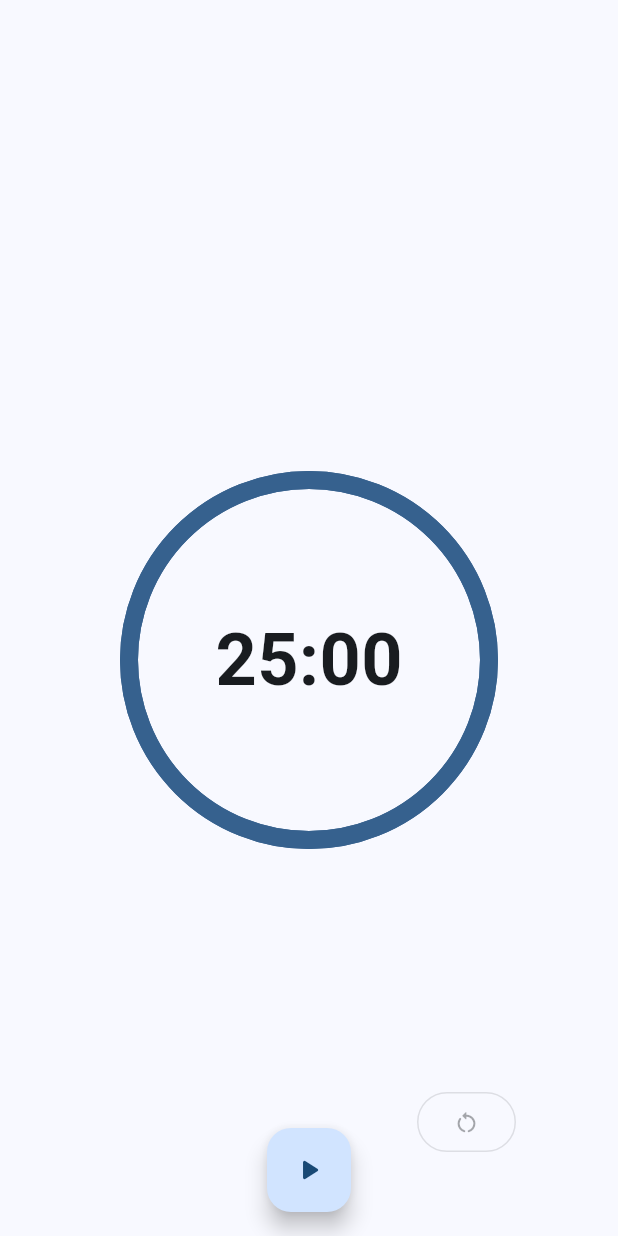
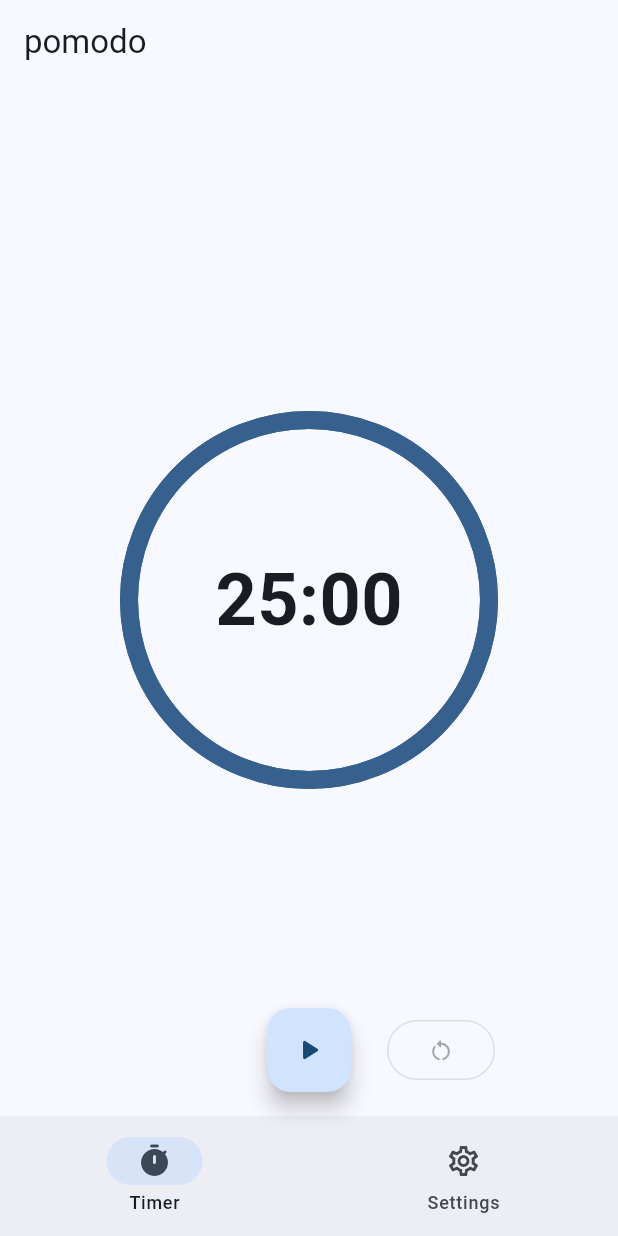
Before and after one commit to yhakamay/pomody, a Flutter app: the screen it shows after launch, on a phone screen of 412 x 824 dp. Run offline on Flutter 3.47's test engine with Material 2 defaults, Android fonts, the phone set to English and light mode, and no system bars; drawn by our look-alikes of circular_countdown_timer.

Commit message:
Update home_page.dart

```diff
--- a/lib/pages/home_page.dart
+++ b/lib/pages/home_page.dart
@@ -1,5 +1,6 @@
 import 'package:circular_countdown_timer/circular_countdown_timer.dart';
 import 'package:flutter/material.dart';
+import 'package:url_launcher/url_launcher.dart';
 
 class HomePage extends StatefulWidget {
   const HomePage({Key? key}) : super(key: key);
@@ -16,6 +17,7 @@ class _HomePageState extends State<HomePage> {
     fontSize: 48,
     fontWeight: FontWeight.bold,
   );
+  int _pageIndex = 0;
   String _toolTip = 'Start';
   Icon _icon = const Icon(Icons.play_arrow_rounded);
 
@@ -30,9 +32,28 @@ class _HomePageState extends State<HomePage> {
   @override
   Widget build(BuildContext context) {
     return Scaffold(
-      appBar: AppBar(),
-      body: Stack(
-        children: [
+      appBar: AppBar(
+        title: const Text('pomodo'),
+      ),
+      bottomNavigationBar: NavigationBar(
+        onDestinationSelected: (int index) => setState(() {
+          _pageIndex = index;
+        }),
+        selectedIndex: _pageIndex,
+        destinations: const [
+          NavigationDestination(
+            selectedIcon: Icon(Icons.timer_rounded),
+            icon: Icon(Icons.timer_outlined),
+            label: 'Timer',
+          ),
+          NavigationDestination(
+            selectedIcon: Icon(Icons.settings_rounded),
+            icon: Icon(Icons.settings_outlined),
+            label: 'Settings',
+          )
+        ],
+      ),
+      body: [
         Center(
           child: CircularCountDownTimer(
             controller: _countdownController,
@@ -53,21 +74,95 @@ class _HomePageState extends State<HomePage> {
             onComplete: _onComplete,
           ),
         ),
-          Positioned(
-            bottom: 52,
-            right: 68,
+        Column(
+          children: [
+            Center(
+              child: Card(
+                elevation: 0,
+                shape: RoundedRectangleBorder(
+                  side: BorderSide(
+                    color: Theme.of(context).colorScheme.outline,
+                  ),
+                  borderRadius: const BorderRadius.all(Radius.circular(12)),
+                ),
+                child: const SizedBox(
+                  width: 300,
+                  height: 100,
+                  child: Center(
+                    child: Text('Work duration'),
+                  ),
+                ),
+              ),
+            ),
+            Center(
+              child: Card(
+                elevation: 0,
+                shape: RoundedRectangleBorder(
+                  side: BorderSide(
+                    color: Theme.of(context).colorScheme.outline,
+                  ),
+                  borderRadius: const BorderRadius.all(Radius.circular(12)),
+                ),
+                child: const SizedBox(
+                  width: 300,
+                  height: 100,
+                  child: Center(
+                    child: Text('Break duration'),
+                  ),
+                ),
+              ),
+            ),
+            Center(
+              child: Card(
+                elevation: 0,
+                shape: RoundedRectangleBorder(
+                  side: BorderSide(
+                    color: Theme.of(context).colorScheme.outline,
+                  ),
+                  borderRadius: const BorderRadius.all(Radius.circular(12)),
+                ),
+                child: const SizedBox(
+                  width: 300,
+                  height: 100,
+                  child: Center(
+                    child: Text('Start break after work'),
+                  ),
+                ),
+              ),
+            ),
+          ],
+        ),
+      ][_pageIndex],
+      floatingActionButton: _pageIndex == 0
+          ? Row(
+              mainAxisAlignment: MainAxisAlignment.center,
+              children: [
+                const SizedBox(width: 96),
+                FloatingActionButton(
+                  onPressed: _onPressed,
+                  tooltip: _toolTip,
+                  child: _icon,
+                ),
+                SizedBox(
+                  width: 96,
+                  child: Padding(
+                    padding: const EdgeInsets.only(left: 24.0),
                     child: OutlinedButton(
                       onPressed: _countdownController.isPaused ? _reset : null,
                       child: const Icon(Icons.restart_alt_rounded),
                     ),
                   ),
+                ),
               ],
+            )
+          : FloatingActionButton.extended(
+              onPressed: () {
+                launchUrl(
+                  Uri.parse('https://github.com/yhakamay/pomodo/issues'),
+                );
+              },
+              label: const Text('Give Feedback'),
             ),
-      floatingActionButton: FloatingActionButton(
-        onPressed: _onPressed,
-        tooltip: _toolTip,
-        child: _icon,
-      ), // This trailing comma makes auto-formatting nicer for build methods.
       floatingActionButtonLocation: FloatingActionButtonLocation.centerFloat,
     );
   }
@@ -145,8 +240,10 @@ class _HomePageState extends State<HomePage> {
   }
 
   void _onStart() {
-    // Switch to dark theme
+    // Nothing is planned for now
   }
 
-  void _onComplete() {}
+  void _onComplete() {
+    // TODO: Show a snackbar & ring a sound
   }
+}
--- a/pubspec.yaml
+++ b/pubspec.yaml
@@ -12,6 +12,7 @@ dependencies:
     sdk: flutter
   cupertino_icons: ^1.0.2
   circular_countdown_timer: ^0.2.2
+  url_launcher: ^6.1.4
 
 dev_dependencies:
   flutter_test:
```
Also changed, not shown: pubspec.lock, 12 other files. Lines whose indentation alone changed are shown as unchanged.
